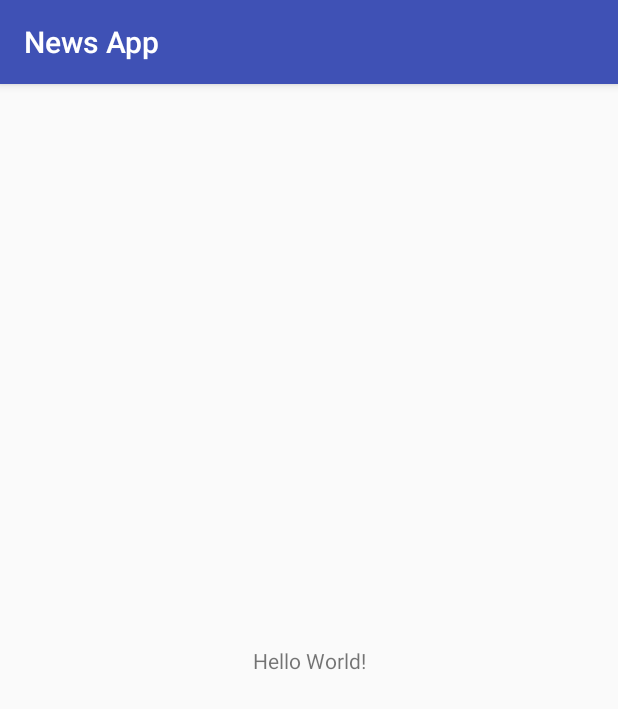
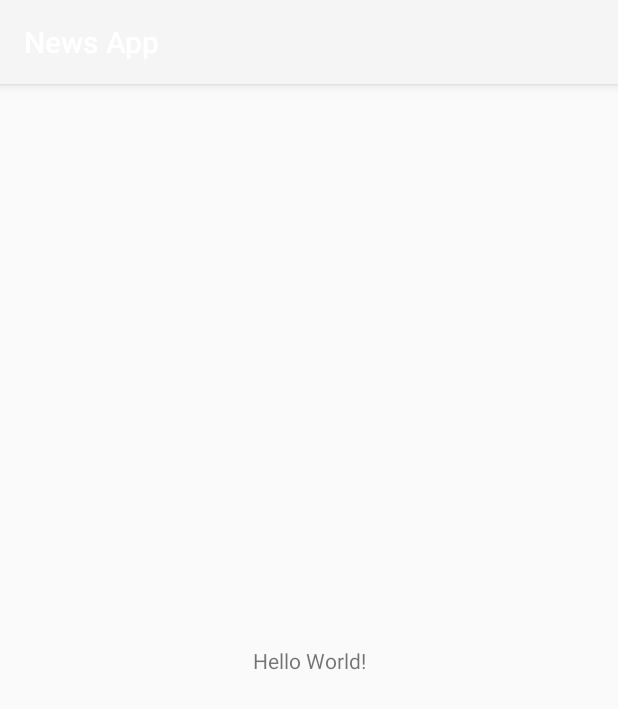
Before and after one commit to danieldogeanu/NewsApp, an Android app: the screen it shows after launch (NewsActivity), on a phone screen of 412 x 824 dp. Shown: the top 709 px of the screen. Run offline under Robolectric (Android 15) with nearby library versions, the phone set to English and light mode, and no system bars.

Commit message:
Changed Color Scheme

```diff
--- a/app/src/main/res/values/colors.xml
+++ b/app/src/main/res/values/colors.xml
@@ -1,6 +1,11 @@
 <?xml version="1.0" encoding="utf-8"?>
 <resources>
-    <color name="colorPrimary">#3F51B5</color>
-    <color name="colorPrimaryDark">#303F9F</color>
-    <color name="colorAccent">#FF4081</color>
+    <color name="colorPrimary">@color/colorDirtyWhite</color>
+    <color name="colorPrimaryDark">@color/colorLightGray</color>
+    <color name="colorAccent">@color/colorBlack</color>
+
+    <color name="colorWhite">#ffffff</color>
+    <color name="colorDirtyWhite">#f5f5f5</color>
+    <color name="colorLightGray">#c2c2c2</color>
+    <color name="colorBlack">#000000</color>
 </resources>
```
